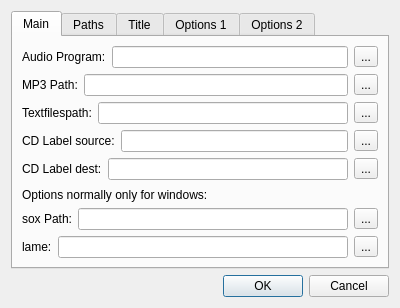
Old version of the form optionsdialog.ui in the repository audioprog/RecMasterNCutter.
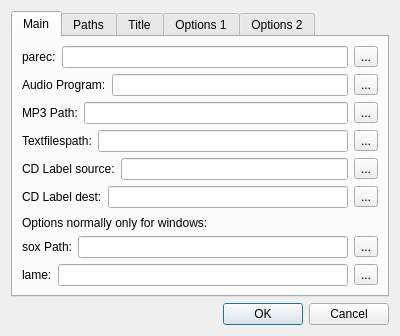
New version of the form. Icons and pictures are not drawn.

Diff of the .ui file:
```diff
--- a/optionsdialog.ui
+++ b/optionsdialog.ui
@@ -24,6 +24,27 @@
        <string>Main</string>
       </attribute>
       <layout class="QVBoxLayout" name="verticalLayout_3">
+       <item>
+        <layout class="QHBoxLayout" name="horizontalLayout_8">
+         <item>
+          <widget class="QLabel" name="label_4">
+           <property name="text">
+            <string>parec:</string>
+           </property>
+          </widget>
+         </item>
+         <item>
+          <widget class="QLineEdit" name="lineEditPaRec"/>
+         </item>
+         <item>
+          <widget class="QToolButton" name="toolButtonPaRec">
+           <property name="text">
+            <string>...</string>
+           </property>
+          </widget>
+         </item>
+        </layout>
+       </item>
        <item>
         <layout class="QHBoxLayout" name="horizontalLayout_4">
          <item>
```
